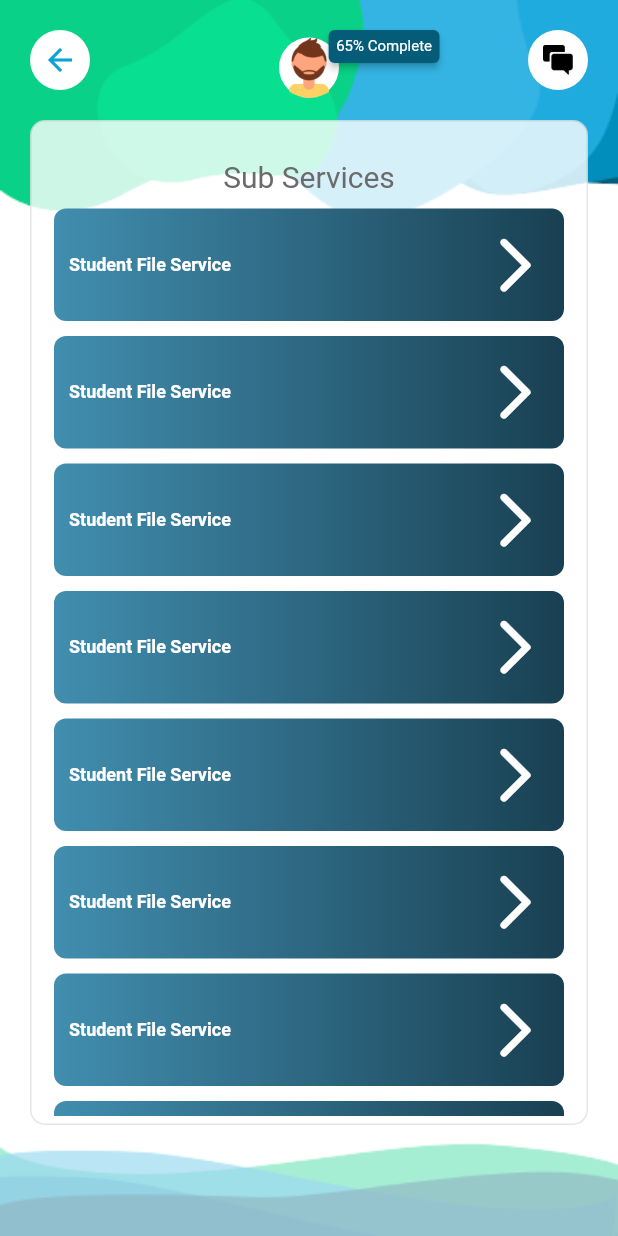
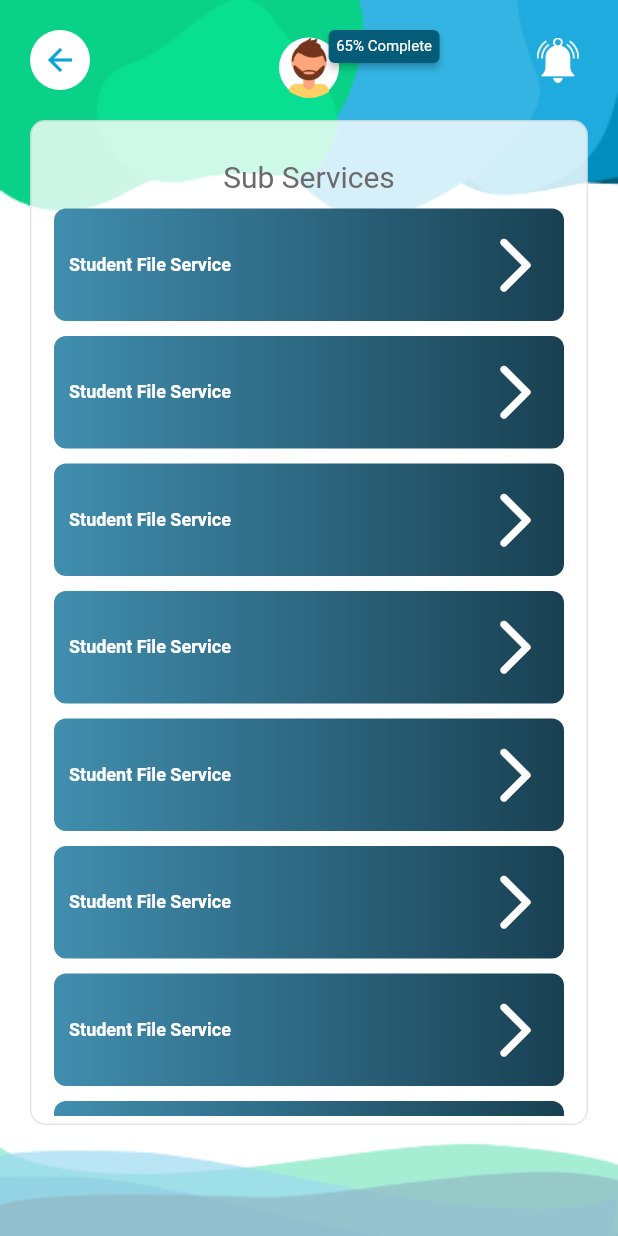
Before and after one commit to intelligentdive/probasi-mobile-app, a Flutter app: the OvserseasRequitmentServiceScreen screen opened by its route, on a phone screen of 412 x 824 dp. Run offline on Flutter 3.47's test engine with Material 2 defaults, Android fonts, the phone set to English and light mode, and no system bars; drawn by our look-alikes of badges; our stand-ins replace cached_network_image, country_picker, flutter_calendar_carousel, flutter_svg, font_awesome_flutter, get and 2 more; network calls fail.

```diff
--- a/lib/res/colors/ColorHelper.dart
+++ b/lib/res/colors/ColorHelper.dart
@@ -71,4 +71,7 @@ class ColorHelper{
     var container_gradient_light_green=LinearGradient(colors: [Color(0xff1BB946),Color(0xff0F6526),] );
 
 
+    var blog_input_field_background=Color(0xffE2E2E2);
+    var blog_page_button_color=Color(0xff036B8B);
+
 }
--- a/lib/res/images/ImageHelper.dart
+++ b/lib/res/images/ImageHelper.dart
@@ -43,6 +43,8 @@ class ImageHelper{
   var share="assets/icons/svg/share.svg";
   var unlike="assets/icons/svg/unlike.svg";
 
+  var blog_image_add_icon="assets/images/blog/blog_image_add_icon.png";
+  var blog_image_picker_background="assets/images/blog/blog_image_picker_background.png";
 
   var digital_services="assets/images/services/digital_services.png";
   var immigration_consultancy_service="assets/images/services/immigration_consultancy_service.png";
--- a/lib/res/pages/PageUrl.dart
+++ b/lib/res/pages/PageUrl.dart
@@ -18,4 +18,5 @@ class PageUrl{
   var trade_faciliation_service="/trade_faciliation_service";
   var training_faciliation_service="/training_faciliation_service";
 
+
 }
--- a/lib/res/pages/PagesRoute.dart
+++ b/lib/res/pages/PagesRoute.dart
@@ -4,6 +4,7 @@ import 'package:probashi/views/auth/forget_otp_screen.dart';
 import 'package:probashi/views/auth/sign_in_screen.dart';
 import 'package:probashi/views/auth/sign_up_phone_verification.dart';
 import 'package:probashi/views/auth/sign_up_screen.dart';
+import 'package:probashi/views/blog/add_blog_screen.dart';
 import 'package:probashi/views/home_screen/home_screen.dart';
 import 'package:probashi/views/landing_screen/landing_screen.dart';
 import 'package:probashi/views/services/overseas_recruitment_service_screen.dart';
@@ -79,6 +80,6 @@ class PagesRoute{
     GetPage(
         name: PageUrl().training_faciliation_service,
         page: ()=>SplashScreen()
-    ),
+    )
   ];
 }
--- a/lib/views/services/overseas_recruitment_service_screen.dart
+++ b/lib/views/services/overseas_recruitment_service_screen.dart
@@ -5,12 +5,10 @@ import 'package:flutter_calendar_carousel/flutter_calendar_carousel.dart';
 import 'package:font_awesome_flutter/font_awesome_flutter.dart';
 import 'package:get/get.dart';
 import 'package:probashi/res/colors/ColorHelper.dart';
-import 'package:probashi/res/helper/ButtonHelper.dart';
 import 'package:probashi/res/images/ImageHelper.dart';
 import 'package:badges/badges.dart' as badges;
-import 'package:rotated_corner_decoration/rotated_corner_decoration.dart';
-import 'package:syncfusion_flutter_sliders/sliders.dart';
-import 'package:syncfusion_flutter_core/theme.dart';
+import 'package:probashi/res/pages/PageUrl.dart';
+
 
 class OvserseasRequitmentServiceScreen extends StatefulWidget {
   const OvserseasRequitmentServiceScreen({Key? key}) : super(key: key);
@@ -120,10 +118,10 @@ class OvserseasRequitmentServiceState extends State<OvserseasRequitmentServiceSc
                             child: Align(
                               alignment: Alignment.topRight,
                               child: CircleAvatar(
-                                backgroundColor: Colors.white,
+                                backgroundColor: Colors.transparent,
                                 child: Padding(
-                                    padding: EdgeInsets.all(10),
-                                    child: Image.asset(ImageHelper().message_icon_png)),
+                                    padding: EdgeInsets.all(5),
+                                    child: Image.asset(ImageHelper().notification_png)),
                               ),
                             ),
                           ),
@@ -225,10 +223,10 @@ class OvserseasRequitmentServiceState extends State<OvserseasRequitmentServiceSc
                             child: Align(
                               alignment: Alignment.topRight,
                               child: CircleAvatar(
-                                backgroundColor: Colors.white,
+                                backgroundColor: Colors.transparent,
                                 child: Padding(
-                                    padding: EdgeInsets.all(10),
-                                    child: Image.asset(ImageHelper().message_icon_png)),
+                                    padding: EdgeInsets.all(5),
+                                    child: Image.asset(ImageHelper().notification_png)),
                               ),
                             ),
                           ),
@@ -250,23 +248,7 @@ class OvserseasRequitmentServiceState extends State<OvserseasRequitmentServiceSc
                         padding: EdgeInsets.all(5),
                         child: ListView(
                           children: [
-                            Container(
-                              height: 45,
-                              child: Card(
-                                shape: RoundedRectangleBorder(
-                                    borderRadius: BorderRadius.all(Radius.circular(30))
-                                ),
-                                child: TextField(
-                                  decoration: InputDecoration(
-                                      border: InputBorder.none,
-                                      prefixIcon: Icon(Icons.search,color: Color(0xffD4D4D4),),
-                                      hintText: "Search here".tr,
-                                      hintStyle: TextStyle(color: Color(0xffD4D4D4) ),
-                                      suffixIcon: Image.asset(ImageHelper().filter_png,scale: 3,)
-                                  ),
-                                ),
-                              ),
-                            ),
+
                             Container(
                               margin: EdgeInsets.only(top: 8),
                               child: Obx(()=>ListView(
@@ -428,107 +410,10 @@ class OvserseasRequitmentServiceState extends State<OvserseasRequitmentServiceSc
                                       ],
                                     ),
                                   ),
-                                  SizedBox(height: 10,),
-                                  Container(
-                                    height: 120,
-                                    margin: EdgeInsets.only(left: 8,right: 8),
-                                    padding: EdgeInsets.only(left: 5,right: 5,top: 5),
-                                    decoration: BoxDecoration(
-                                        color: ColorHelper().service_page_box_background,
-                                        borderRadius: BorderRadius.all(Radius.circular(3))
-                                    ),
-                                    child: Column(
-                                      children: [
-                                        Container(
-                                          height: 26,
-                                          color: Colors.white,
-                                          padding: EdgeInsets.only(left: 7),
-                                          child: TextField(
-                                            readOnly: true,
-                                            decoration: InputDecoration(
-                                                border: InputBorder.none,
-                                                hintText: "Select Job Type".tr,
-                                                suffixIcon: Icon(Icons.keyboard_arrow_down),
-                                                hintStyle: TextStyle(fontSize: 13)
-                                            ),
-                                          ),
-                                        ),
-                                        Container(
-                                          height: 84,
-                                          child: RawScrollbar(
-                                            controller: _scrollController_3,
-                                            isAlwaysShown: true,
-                                            child: ListView(
-                                              controller: _scrollController_3,
-                                              shrinkWrap: true,
-                                              children: [
-                                                ...Iterable.generate(10).map((e) => Container(
-                                                  height: 26,
-                                                  color: Colors.white,
-                                                  padding: EdgeInsets.only(left: 7),
-                                                  margin: EdgeInsets.only(top: 2,right: 10),
-                                                  child: Row(
-                                                    children: [
-                                                      SizedBox(width: 5,),
-                                                      Text("Computer Operator ")
-                                                    ],
-                                                  ),
-                                                ))
-                                              ],
-                                            ),
-                                          ),
-                                        )
-                                      ],
-                                    ),
-                                  ),
-                                  SizedBox(height: 10,),
-                                  Container(
-                                    height: 92,
-                                    margin: EdgeInsets.only(left: 8,right: 8),
-                                    padding: EdgeInsets.all(10),
-                                    decoration: BoxDecoration(
-                                        color: ColorHelper().service_page_box_background,
-                                        borderRadius: BorderRadius.all(Radius.circular(7))
-                                    ),
-                                    child: Column(
-                                      crossAxisAlignment: CrossAxisAlignment.start,
-                                      mainAxisAlignment: MainAxisAlignment.start,
-                                      children: [
-                                        Text("Budget".tr,style: TextStyle(fontSize: 14,fontWeight: FontWeight.bold),),
-                                        SizedBox(height: 8,),
-                                        SfRangeSliderTheme(
-                                          data: SfRangeSliderThemeData(
-                                              labelOffset: Offset(0.0, -26.0),
-                                              activeLabelStyle: TextStyle(fontSize: 10,color: Colors.black),
-                                              inactiveLabelStyle: TextStyle(fontSize: 10,color: Colors.black),
-                                              activeTrackHeight: 2,
-                                              inactiveTrackHeight: 2,
-                                              activeTickColor: Colors.black,
-                                              inactiveTrackColor: Colors.black,
-                                              thumbRadius: 6.0,
-                                              thumbColor: Colors.white,
-                                              thumbStrokeColor: Colors.black
 
 
-                                          ),
-                                          child: SfRangeSlider(
-                                            min: 25000,
-                                            max: 100000,
-                                            values: SfRangeValues(25000,50000),
-                                            interval: 25000,
-                                            showLabels: true,
-                                            tickShape:SfTickShape(
-                                            ),
-                                            onChanged: (dynamic value){
 
-                                            },
-                                          ),
-                                        ),
-                                      ],
-                                    ),
-                                  ),
-
-                                  SizedBox(height: 10,),
+                                  SizedBox(height: 60,),
                                   Center(
                                     child: InkWell(
                                       onTap: (){
@@ -605,10 +490,10 @@ class OvserseasRequitmentServiceState extends State<OvserseasRequitmentServiceSc
                             child: Align(
                               alignment: Alignment.topRight,
                               child: CircleAvatar(
-                                backgroundColor: Colors.white,
+                                backgroundColor: Colors.transparent,
                                 child: Padding(
-                                    padding: EdgeInsets.all(10),
-                                    child: Image.asset(ImageHelper().message_icon_png)),
+                                    padding: EdgeInsets.all(5),
+                                    child: Image.asset(ImageHelper().notification_png)),
                               ),
                             ),
                           ),
@@ -711,10 +596,10 @@ class OvserseasRequitmentServiceState extends State<OvserseasRequitmentServiceSc
                             child: Align(
                               alignment: Alignment.topRight,
                               child: CircleAvatar(
-                                backgroundColor: Colors.white,
+                                backgroundColor: Colors.transparent,
                                 child: Padding(
-                                    padding: EdgeInsets.all(10),
-                                    child: Image.asset(ImageHelper().message_icon_png)),
+                                    padding: EdgeInsets.all(5),
+                                    child: Image.asset(ImageHelper().notification_png)),
                               ),
                             ),
                           ),
@@ -828,10 +713,10 @@ class OvserseasRequitmentServiceState extends State<OvserseasRequitmentServiceSc
                             child: Align(
                               alignment: Alignment.topRight,
                               child: CircleAvatar(
-                                backgroundColor: Colors.white,
+                                backgroundColor: Colors.transparent,
                                 child: Padding(
-                                    padding: EdgeInsets.all(10),
-                                    child: Image.asset(ImageHelper().message_icon_png)),
+                                    padding: EdgeInsets.all(5),
+                                    child: Image.asset(ImageHelper().notification_png)),
                               ),
                             ),
                           ),
@@ -1055,10 +940,10 @@ class OvserseasRequitmentServiceState extends State<OvserseasRequitmentServiceSc
                             child: Align(
                               alignment: Alignment.topRight,
                               child: CircleAvatar(
-                                backgroundColor: Colors.white,
+                                backgroundColor: Colors.transparent,
                                 child: Padding(
-                                    padding: EdgeInsets.all(10),
-                                    child: Image.asset(ImageHelper().message_icon_png)),
+                                    padding: EdgeInsets.all(5),
+                                    child: Image.asset(ImageHelper().notification_png)),
                               ),
                             ),
                           ),
@@ -1258,10 +1143,10 @@ class OvserseasRequitmentServiceState extends State<OvserseasRequitmentServiceSc
                             child: Align(
                               alignment: Alignment.topRight,
                               child: CircleAvatar(
-                                backgroundColor: Colors.white,
+                                backgroundColor: Colors.transparent,
                                 child: Padding(
-                                    padding: EdgeInsets.all(10),
-                                    child: Image.asset(ImageHelper().message_icon_png)),
+                                    padding: EdgeInsets.all(5),
+                                    child: Image.asset(ImageHelper().notification_png)),
                               ),
                             ),
                           ),
@@ -1377,6 +1262,10 @@ class OvserseasRequitmentServiceState extends State<OvserseasRequitmentServiceSc
                             ),
                             SizedBox(height: 30,),
                             Center(
+                              child: InkWell(
+                                onTap: (){
+                                  Get.offAllNamed(PageUrl().home_screen);
+                                },
                                 child: Container(
                                   height: 30,
                                   width: 120,
@@ -1385,6 +1274,7 @@ class OvserseasRequitmentServiceState extends State<OvserseasRequitmentServiceSc
                                       borderRadius: BorderRadius.all(Radius.circular(5))
                                   ),
                                   child: Center(child: Text("Back to Home".tr,style: TextStyle(fontSize: 14,color: Colors.white),)),
+                                ),
                               ),
                             ),
                           ],
--- a/pubspec.yaml
+++ b/pubspec.yaml
@@ -42,9 +42,9 @@ dependencies:
   cached_network_image:
   font_awesome_flutter:
   badges:
-  syncfusion_flutter_sliders:
   rotated_corner_decoration:
   flutter_calendar_carousel: ^2.4.2
+  image_picker: ^1.0.3
 dev_dependencies:
   flutter_test:
     sdk: flutter
@@ -74,6 +74,7 @@ flutter:
     - assets/logo/
     - assets/icons/
     - assets/icons/svg/
+    - assets/images/blog/
 
   # An image asset can refer to one or more resolution-specific "variants", see
   # https://flutter.dev/assets-and-images/#resolution-aware
```
Also changed, not shown: lib/res/lang/Languages.dart (+11 -1 lines), lib/views/blog/add_blog_screen.dart (added, +183 -0 lines), lib/views/home_screen/home_screen.dart (+52 -41 lines), assets/images/blog/blog_image_add_icon.png (added), assets/images/blog/blog_image_picker_background.png (added), pubspec.lock. Lines whose indentation alone changed are shown as unchanged.
